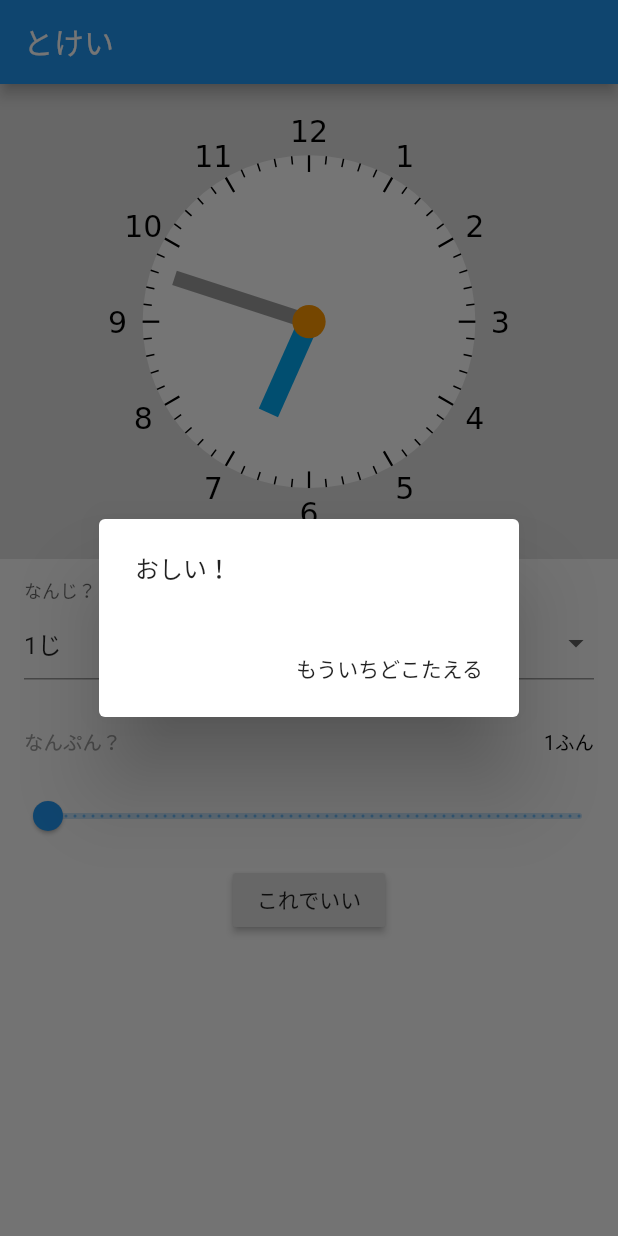
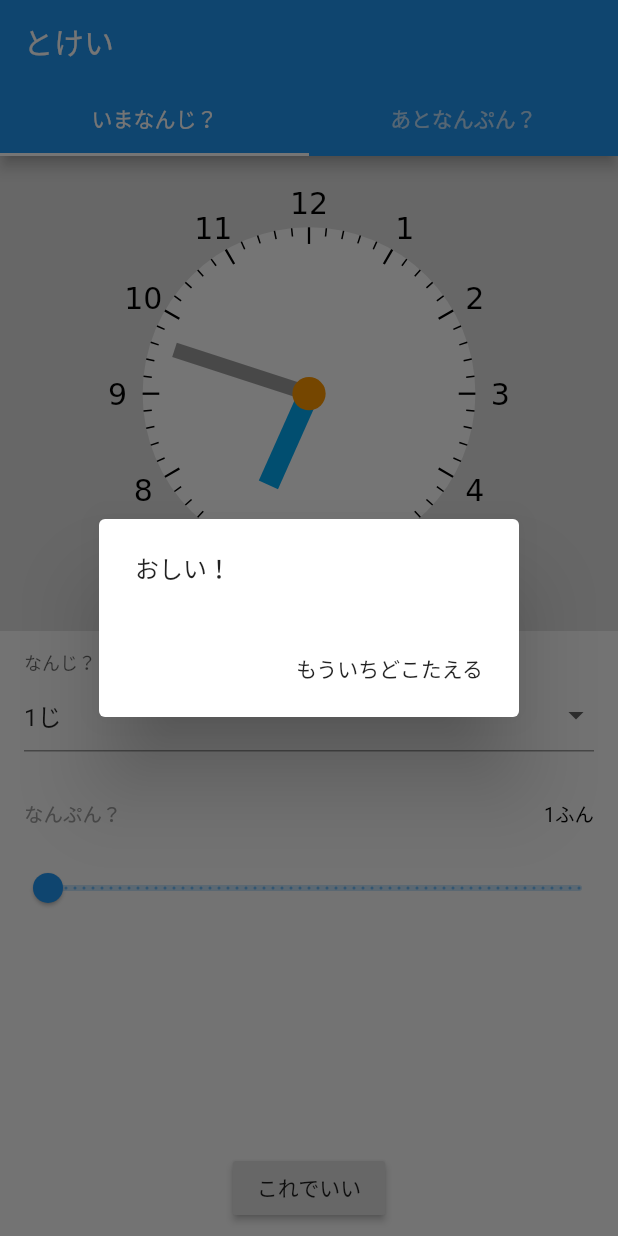
Before and after one commit to tnantoka/tokei, a Flutter app: the screen it shows after launch, after a tap on "これでいい", on a phone screen of 412 x 824 dp. Run offline on Flutter 3.47's test engine with Material 2 defaults, Android fonts, the phone set to English and light mode, and no system bars.

Commit message:
How many minutes left?

```diff
--- a/lib/main.dart
+++ b/lib/main.dart
@@ -38,19 +38,41 @@ class _MyHomePageState extends State<MyHomePage>
   final List<int> _hours = List<int>.generate(12, (int i) => i + 1);
   int _hour = 1;
   int _minute = 1;
+  TabController _tabCon;
 
   @override
   void initState() {
     super.initState();
+    _tabCon = TabController(length: 2, vsync: this)
+      ..addListener(() {
+        if (_tabCon.indexIsChanging) {
+          _refresh();
+        }
+      });
     _refresh();
   }
 
   void _refresh() {
     setState(() {
+      switch (_tabCon.index) {
+        case 0:
           _time = TimeOfDay(
             hour: _rand.nextInt(11) + 1,
             minute: _rand.nextInt(59),
           );
+          break;
+        case 1:
+          TimeOfDay now = TimeOfDay.now();
+          int remaining = _rand.nextInt(29) + 1;
+          int newMinute = now.minute + remaining;
+          int newHour = now.hour;
+          if (newMinute > 59) {
+            newMinute -= 60;
+            newHour += 1;
+          }
+          _time = TimeOfDay(hour: newHour, minute: newMinute);
+          break;
+      }
     });
   }
 
@@ -59,6 +81,13 @@ class _MyHomePageState extends State<MyHomePage>
     return Scaffold(
       appBar: AppBar(
         title: Text(widget.title),
+        bottom: TabBar(
+          controller: _tabCon,
+          tabs: [
+            Tab(text: 'いまなんじ？'),
+            Tab(text: 'あとなんぷん？'),
+          ],
+        ),
       ),
       body: Column(
         children: <Widget>[
@@ -75,6 +104,10 @@ class _MyHomePageState extends State<MyHomePage>
               ),
             ),
           ),
+          Expanded(
+            child: TabBarView(
+              controller: _tabCon,
+              children: [
                 Column(
                   children: <Widget>[
                     DropdownButtonHideUnderline(
@@ -92,7 +125,8 @@ class _MyHomePageState extends State<MyHomePage>
                                 _hour = newValue;
                               });
                             },
-                      items: _hours.map<DropdownMenuItem<int>>((int value) {
+                            items:
+                                _hours.map<DropdownMenuItem<int>>((int value) {
                               return DropdownMenuItem<int>(
                                 value: value,
                                 child: Text('$valueじ'),
@@ -116,7 +150,8 @@ class _MyHomePageState extends State<MyHomePage>
                                 ),
                                 Text(
                                   '$_minuteふん',
-                            style: TextStyle(color: Colors.black, fontSize: 13),
+                                  style: TextStyle(
+                                      color: Colors.black, fontSize: 13),
                                 ),
                               ],
                             ),
@@ -134,13 +169,63 @@ class _MyHomePageState extends State<MyHomePage>
                         });
                       },
                     ),
+                  ],
+                ),
+                Column(
+                  children: <Widget>[
+                    Container(
+                        padding: const EdgeInsets.all(16.0),
+                        child: Column(
+                          children: <Widget>[
+                            Row(
+                              mainAxisAlignment: MainAxisAlignment.spaceBetween,
+                              children: <Widget>[
+                                Text(
+                                  'あとなんぷん？',
+                                  style: TextStyle(
+                                      color: Colors.grey[500], fontSize: 13),
+                                ),
+                                Text(
+                                  '$_minuteふん',
+                                  style: TextStyle(
+                                      color: Colors.black, fontSize: 13),
+                                ),
+                              ],
+                            ),
+                          ],
+                        )),
+                    Slider(
+                      value: _minute.toDouble(),
+                      min: 0,
+                      max: 59,
+                      divisions: 60,
+                      label: '$_minuteふん',
+                      onChanged: (double value) {
+                        setState(() {
+                          _minute = value.toInt();
+                        });
+                      },
+                    ),
+                  ],
+                ),
+              ],
+            ),
+          ),
           const SizedBox(height: 8.0),
           RaisedButton(
             child: const Text('これでいい'),
             onPressed: () {
-                  final bool isCorrect =
-                      _hour == _time.hour && _minute == _time.minute;
-
+              bool isCorrect = false;
+              switch (_tabCon.index) {
+                case 0:
+                  isCorrect = _hour == _time.hour && _minute == _time.minute;
+                  break;
+                case 1:
+                  TimeOfDay now = TimeOfDay.now();
+                  isCorrect = (_time.hour * 60 + _time.minute) ==
+                      (now.hour * 60 + now.minute + _minute);
+                  break;
+              }
               showDialog<_DialogAction>(
                 context: context,
                 builder: (BuildContext context) {
@@ -174,8 +259,7 @@ class _MyHomePageState extends State<MyHomePage>
               });
             },
           ),
-            ],
-          ),
+          const SizedBox(height: 8.0),
         ],
       ),
     );
```
Also changed, not shown: tab1.png (added), tab2.png (added), 1 other file. Lines whose indentation alone changed are shown as unchanged.
